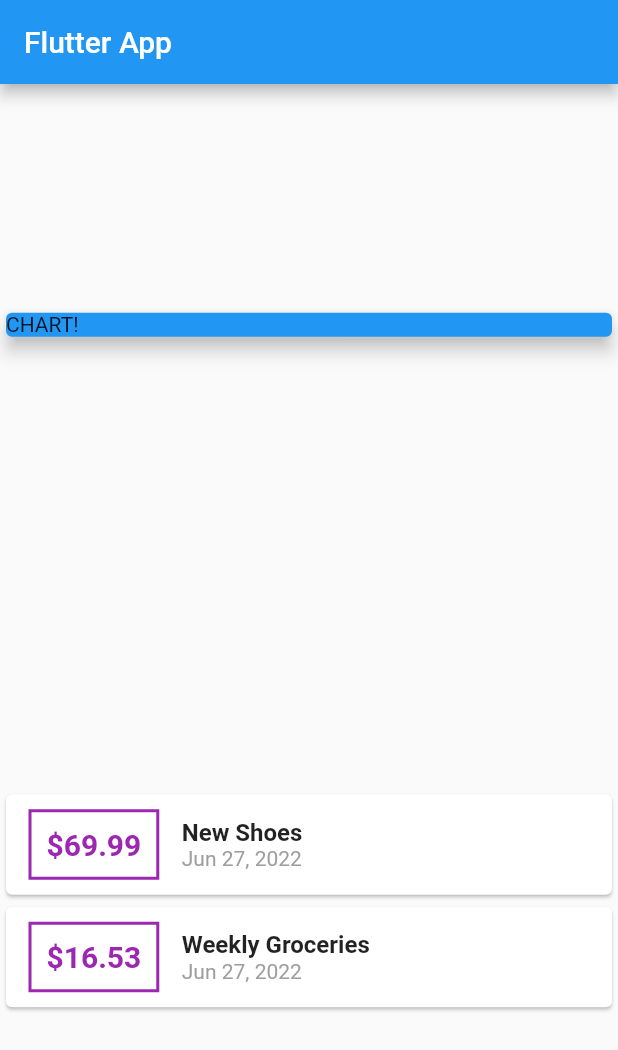
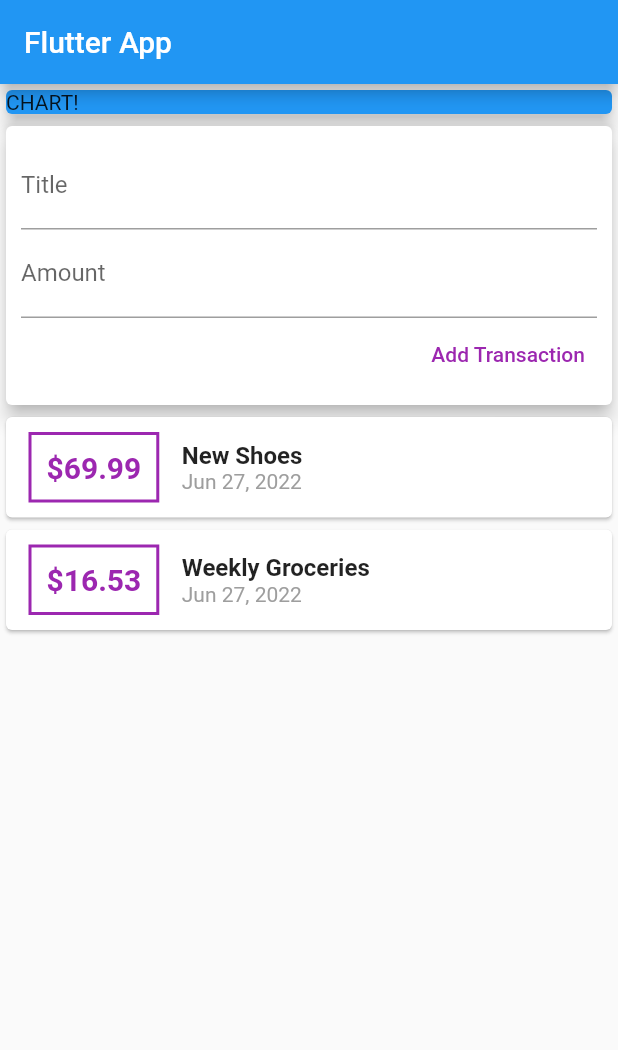
Before and after one commit to Dilman01/personal_expenses, a Flutter app: the screen it shows after launch, on a phone screen of 412 x 824 dp. Shown: the top 1050 px of the screen. Run offline on Flutter 3.47's test engine with Material 2 defaults, Android fonts, the phone set to English and light mode, and no system bars.

Commit message:
Add TextFields and some other stuff

```diff
--- a/lib/main.dart
+++ b/lib/main.dart
@@ -34,6 +34,12 @@ class MyHomePage extends StatelessWidget {
     ),
   ];
 
+  // String? titleInput;
+  // String? amountInput;
+
+  final titleController = TextEditingController();
+  final amountController = TextEditingController();
+
   @override
   Widget build(BuildContext context) {
     return Scaffold(
@@ -41,7 +47,7 @@ class MyHomePage extends StatelessWidget {
         title: Text('Flutter App'),
       ),
       body: Column(
-        mainAxisAlignment: MainAxisAlignment.spaceAround,
+        mainAxisAlignment: MainAxisAlignment.start,
         crossAxisAlignment: CrossAxisAlignment.stretch,
         children: <Widget>[
           Container(
@@ -50,6 +56,44 @@ class MyHomePage extends StatelessWidget {
               color: Colors.blue,
               child: Text('CHART!'),
               elevation: 5,
+            ),
+          ),
+          Card(
+            elevation: 5,
+            child: Container(
+              padding: EdgeInsets.all(10),
+              child: Column(
+                crossAxisAlignment: CrossAxisAlignment.end,
+                children: [
+                  TextField(
+                    decoration: InputDecoration(
+                      labelText: 'Title',
+                    ),
+                    controller: titleController,
+                    // onChanged: (val) {
+                    //   titleInput = val;
+                    // },
+                  ),
+                  TextField(
+                    decoration: InputDecoration(
+                      labelText: 'Amount',
+                    ),
+                    controller: amountController,
+                    // onChanged: (val) => amountInput = val,
+                  ),
+                  TextButton(
+                    style: TextButton.styleFrom(
+                      primary: Colors.purple,
+                    ),
+                    child: Text(
+                      'Add Transaction',
+                    ),
+                    onPressed: () {
+                      print(titleController.text);
+                    },
+                  ),
+                ],
+              ),
             ),
           ),
           Column(
```
